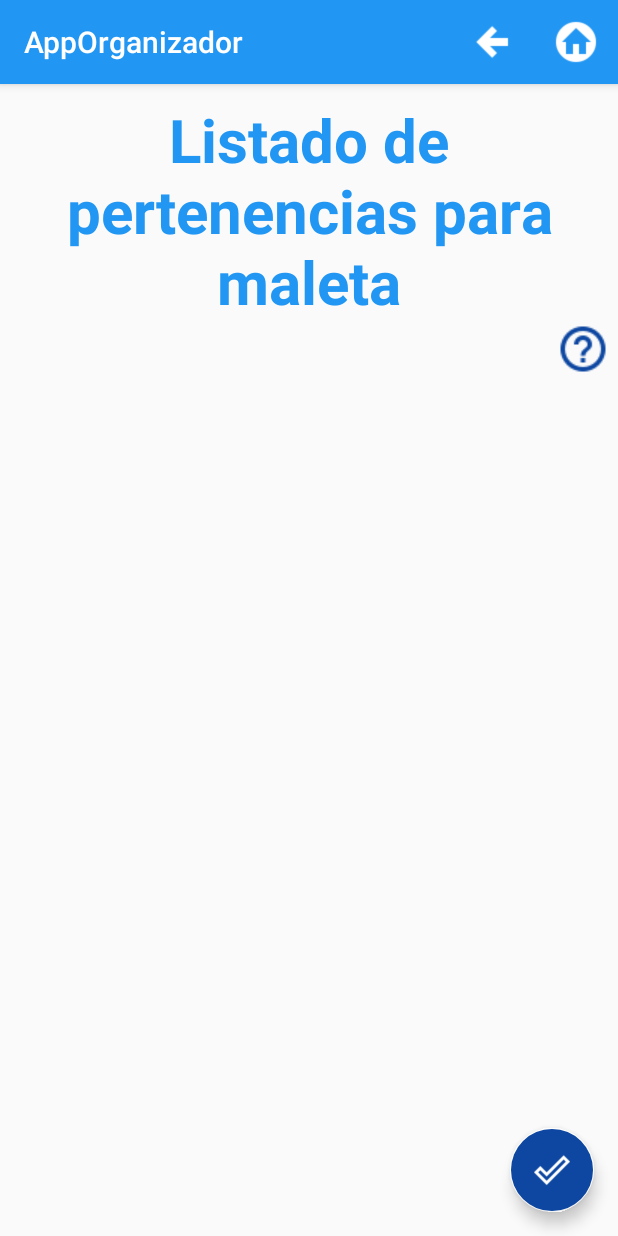
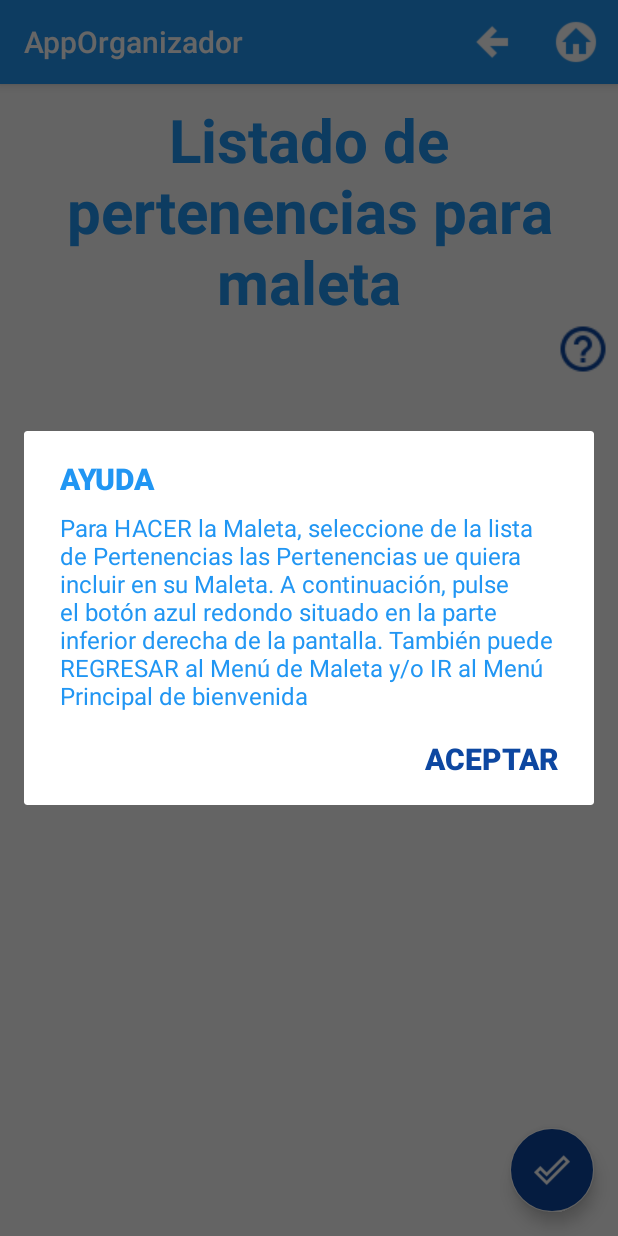
Before and after one commit to juasas/AppOrganizador, an Android app: the HacerMaletaActivity screen opened directly, with no data from a screen before it, after a tap on an icon or button, on a phone screen of 412 x 824 dp. Run offline under Robolectric (Android 15) with nearby library versions, the phone set to English and light mode, and no system bars.

Commit message:
Versión 10 Funciona todo. 08-10-2019. 00:17 horas

```diff
--- a/app/src/main/java/com/example/juasa/apporganizador/HacerMaletaActivity.java
+++ b/app/src/main/java/com/example/juasa/apporganizador/HacerMaletaActivity.java
@@ -3,13 +3,16 @@ package com.example.juasa.apporganizador;
 import android.content.Intent;
 
 import android.support.design.widget.FloatingActionButton;
+import android.support.v7.app.AlertDialog;
 import android.support.v7.app.AppCompatActivity;
 import android.os.Bundle;
+import android.view.ContextThemeWrapper;
 import android.view.Menu;
 import android.view.MenuItem;
 import android.view.View;
 import android.view.ViewGroup;
 import android.widget.CheckBox;
+import android.widget.ImageView;
 import android.widget.ListView;
 import android.widget.TextView;
 import android.widget.Toast;
@@ -18,27 +21,22 @@ import com.example.juasa.apporganizador.base_de_datos.Controlador_base_datos;
 import com.example.juasa.apporganizador.datos.Datos;
 
 public class HacerMaletaActivity extends AppCompatActivity {
-    private Datos datos;
+
     private Controlador_base_datos controlador;
     private MaletaCursorAdapter maletaCursorAdapter;
-    private PertenenciasCursorAdapter pertenenciasCursorAdapter;
-    private ListView listaPertenencias;
-    private String nombrePertenencia, tipo;
+    private ListView listaPertenenciasMaleta;
+    private String nombrePertenencia;
     private Intent intento;
     private TextView pertenenciaCajaTexto;
+    private View padre;
     private FloatingActionButton fab;
-    private View padre;
-    private Bundle extras;
 
     @Override
     protected void onCreate(Bundle savedInstanceState) {
         super.onCreate(savedInstanceState);
         setContentView(R.layout.activity_hacer_maleta);
-        controlador = new Controlador_base_datos(this);
-        fab = findViewById(R.id.hacer_maleta_fab);
-        listaPertenencias = findViewById(R.id.hacer_maleta_lista_pertenencias);
-        listaPertenencias.setChoiceMode(ListView.CHOICE_MODE_MULTIPLE);
-        recibirParametros();
+        inicializar();
+        actualizarUI();
     }
 
     @Override
@@ -62,56 +60,29 @@ public class HacerMaletaActivity extends AppCompatActivity {
         return super.onOptionsItemSelected(item);
     }
 
-    public void recibirParametros() {
-        extras = getIntent().getExtras();
-        if (extras != null) {
-            tipo = extras.getString("tipo");
-            switch (tipo) {
-                case "Hacer maleta":
-                    actualizarUI();
-                    break;
-                case "Mostrar maleta":
-                    fab.hide();
-                    if (controlador.numRegistrosTabla(controlador.TABLA_PERTENENCIAS) == 0) {
-                        listaPertenencias.setAdapter(null);
-                        Toast mensaje = Toast.makeText(this, "No existe ninguna Ubicación. Por favor, cree una", Toast.LENGTH_LONG);
-                        mensaje.show();
-                    } else {
-                        pertenenciasCursorAdapter = new PertenenciasCursorAdapter(this, controlador.obtenerPertenenciasPorMaleta());
-                        listaPertenencias.setAdapter(pertenenciasCursorAdapter);
-                    }
-                    break;
-            }
-        }
+    public void inicializar() {
+        controlador = new Controlador_base_datos(this);
+        fab = findViewById(R.id.hacer_maleta_fab);
+        listaPertenenciasMaleta = findViewById(R.id.hacer_maleta_lista_pertenencias);
     }
 
     public void actualizarUI() {
         if (controlador.numRegistrosTabla(controlador.TABLA_PERTENENCIAS) == 0) {
-            listaPertenencias.setAdapter(null);
+            listaPertenenciasMaleta.setAdapter(null);
             Toast mensaje = Toast.makeText(this, "No existe ninguna Pertenencia", Toast.LENGTH_LONG);
             mensaje.show();
         } else {
             maletaCursorAdapter = new MaletaCursorAdapter(this, controlador.obtenerPertenencias(null));
-            listaPertenencias.setAdapter(maletaCursorAdapter);
+            listaPertenenciasMaleta.setAdapter(maletaCursorAdapter);
         }
     }
 
     public void confirmarHacerMaleta(View view) {
-        int cuantos = listaPertenencias.getAdapter().getCount();
-        //SparseBooleanArray marcados = listaPertenencias.getCheckedItemPositions();
+        int cuantos = listaPertenenciasMaleta.getAdapter().getCount();
 
         for (int i = 0; i < cuantos; i++) {
-            //  if (marcados.get(i)){
-            //    padre = (View) checkBox.getParent();
-            //  pertenenciaCajaTexto = (TextView) padre.findViewById(R.id.elementos_lista_maleta_nombre_elemento);
-            // nombrePertenencia = pertenenciaCajaTexto.getText().toString();
-            //controlador.actualizarCampoHacerMaleta(nombrePertenencia);
-            //}
 
-            //Cursor c = ((MaletaCursorAdapter)listaPertenencias.getAdapter()).getCursor();
-            //LauncherActivity.ListItem item = (LauncherActivity.ListItem) listaPertenencias.getItemAtPosition(i);
-
-            ViewGroup row = (ViewGroup) listaPertenencias.getChildAt(i);
+            ViewGroup row = (ViewGroup) listaPertenenciasMaleta.getChildAt(i);
 
             CheckBox checkBox = row.findViewById(R.id.elementos_lista_maleta_check_elemento);
 
@@ -122,8 +93,21 @@ public class HacerMaletaActivity extends AppCompatActivity {
                 controlador.actualizarCampoHacerMaleta(nombrePertenencia);
             }
         }
-            datos.numeroMaleta = 1;
-            Intent intento = new Intent(this, MaletaPpalActivity.class);
-            startActivity(intento);
-        }
+
+        Datos.numeroMaleta = 1;
+        Intent intento = new Intent(this, MaletaPpalActivity.class);
+        startActivity(intento);
     }
+
+    public void ayuda(View view) {
+        AlertDialog.Builder builder = new AlertDialog.Builder(new ContextThemeWrapper(this, R.style.estiloCuadrodDialogo))
+                .setTitle("AYUDA")
+                .setMessage("Para HACER la Maleta, seleccione de la lista de Pertenencias las " +
+                        "Pertenencias ue quiera incluir en su Maleta. A continuación, pulse el " +
+                        "botón azul redondo situado en la parte inferior derecha de la pantalla. " +
+                        "También puede REGRESAR al Menú de Maleta y/o IR al Menú Principal de bienvenida")
+                .setPositiveButton("Aceptar", null);
+        AlertDialog dialog = builder.create();
+        dialog.show();
+    }
+}
--- a/app/src/main/res/layout/activity_hacer_maleta.xml
+++ b/app/src/main/res/layout/activity_hacer_maleta.xml
@@ -16,7 +16,8 @@
     <ImageView
         android:id="@+id/hacer_maleta_icono_ayuda"
         style="@style/estilo_ayuda"
-        android:layout_below="@+id/hacer_maleta_titulo" />
+        android:layout_below="@+id/hacer_maleta_titulo"
+        android:onClick="ayuda"/>
 
     <FrameLayout
         android:id="@+id/hacer_maleta_frame"
```
Also changed, not shown: app/src/main/AndroidManifest.xml (+5 -6 lines), app/src/main/java/com/example/juasa/apporganizador/MaletaPpalActivity.java (+5 -12 lines), app/src/main/java/com/example/juasa/apporganizador/PertenenciasPpalActivity.java (+4 -4 lines).
